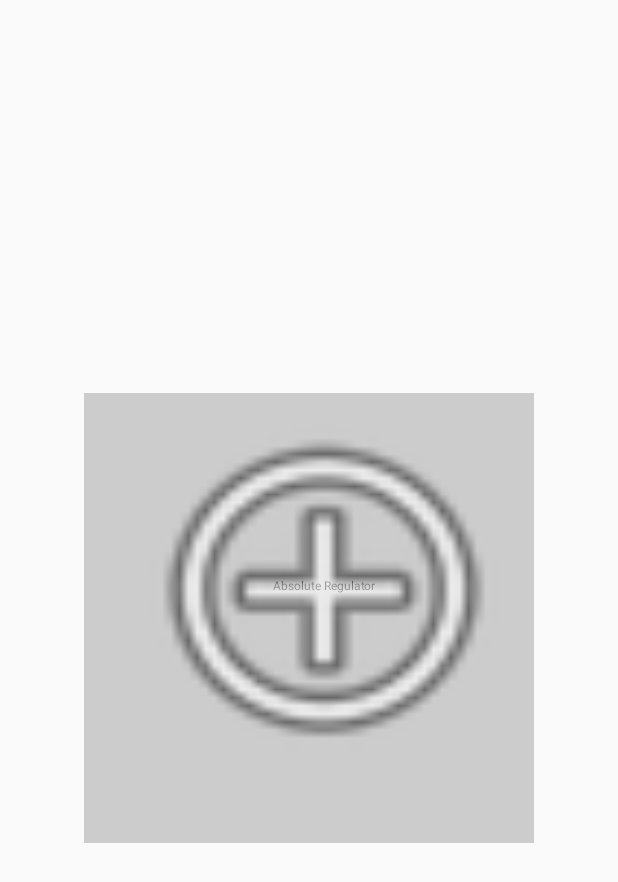
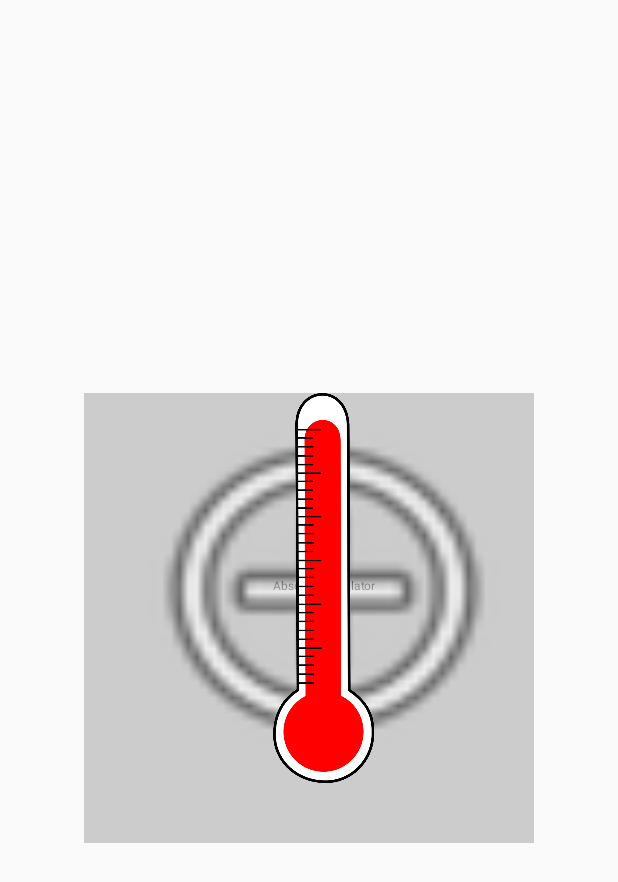
Before and after one commit to fRandOmizer/DISII-Project, an Android app: the layout sample_absolute_regulator_view.xml on its own in the app's theme, with its tools: preview values and no code run, on a phone screen of 412 x 824 dp. Shown: the top 882 px of the screen. Run offline under Robolectric (Android 15) with nearby library versions, the phone set to English and light mode, and no system bars.

Commit message:
AbsoluteRegulatorView: Added regulator specific attributes and sample images

```diff
--- a/src/AbsoluteRegulatorTestApp/app/src/main/java/com/distopia/absoluteregulatortestapp/AbsoluteRegulatorView.java
+++ b/src/AbsoluteRegulatorTestApp/app/src/main/java/com/distopia/absoluteregulatortestapp/AbsoluteRegulatorView.java
@@ -8,17 +8,36 @@ import android.graphics.Paint;
 import android.graphics.drawable.Drawable;
 import android.text.TextPaint;
 import android.util.AttributeSet;
-import android.view.View;
+import android.widget.ImageView;
+import android.widget.RelativeLayout;
 
 /**
  * TODO: document your custom view class.
+ * TODO: add touch events
+ * TODO: draw current and target values
+ * TODO: add vibration feedback
+ * TODO: add view attributes
+ * TODO: delete default stuff
  */
-public class AbsoluteRegulatorView extends View {
+public class AbsoluteRegulatorView extends RelativeLayout {
+    // default stuff
     private Drawable mExampleDrawable;
 
     private TextPaint mTextPaint;
     private float mTextWidth;
     private float mTextHeight;
+
+    // regulator specific attributes
+
+    // image views which are displayed next to each other
+    private ImageView imageMin;
+    private ImageView imageMax;
+
+    // regulator values
+    private float minValue = 0;
+    private float maxValue = 100;
+    private float currentValue = 25;
+    private float targetValue = 50;
 
     public AbsoluteRegulatorView(Context context) {
         super(context);
@@ -40,17 +59,6 @@ public class AbsoluteRegulatorView extends View {
         final TypedArray a = getContext().obtainStyledAttributes(
                 attrs, R.styleable.AbsoluteRegulatorView, defStyle, 0);
 
-        /*mExampleString = a.getString(
-                R.styleable.AbsoluteRegulatorView_exampleString);
-        mExampleColor = a.getColor(
-                R.styleable.AbsoluteRegulatorView_exampleColor,
-                mExampleColor);
-        // Use getDimensionPixelSize or getDimensionPixelOffset when dealing with
-        // values that should fall on pixel boundaries.
-        mExampleDimension = a.getDimension(
-                R.styleable.AbsoluteRegulatorView_exampleDimension,
-                mExampleDimension);*/
-
         if (a.hasValue(R.styleable.AbsoluteRegulatorView_exampleDrawable)) {
             mExampleDrawable = a.getDrawable(
                     R.styleable.AbsoluteRegulatorView_exampleDrawable);
@@ -63,6 +71,14 @@ public class AbsoluteRegulatorView extends View {
         mTextPaint = new TextPaint();
         mTextPaint.setFlags(Paint.ANTI_ALIAS_FLAG);
         mTextPaint.setTextAlign(Paint.Align.LEFT);
+
+        // add images
+        inflate(getContext(), R.layout.absolute_regulator, this);
+        imageMin = (ImageView) findViewById(R.id.imageMin);
+        imageMin.setImageResource(R.drawable.thermometer_min);
+
+        imageMax = (ImageView) findViewById(R.id.imageMax);
+        imageMax.setImageResource(R.drawable.thermometer_max);
 
         // Update TextPaint and text measurements from attributes
         invalidateTextPaintAndMeasurements();
@@ -103,6 +119,11 @@ public class AbsoluteRegulatorView extends View {
                     paddingLeft + contentWidth, paddingTop + contentHeight);
             mExampleDrawable.draw(canvas);
         }
+
+        // draw lines
+        Paint paint = new Paint();
+        paint.setColor(Color.RED);
+        canvas.drawLine(canvas.getWidth()/2, canvas.getHeight()*currentValue, canvas.getWidth(), canvas.getHeight()*currentValue, paint);
     }
 
     /**
@@ -123,4 +144,54 @@ public class AbsoluteRegulatorView extends View {
     public void setExampleDrawable(Drawable exampleDrawable) {
         mExampleDrawable = exampleDrawable;
     }
+
+    // getter and setter
+    public float getMinValue() {
+        return minValue;
+    }
+
+    public void setMinValue(float minValue) {
+        this.minValue = minValue;
+        invalidate();
+        requestLayout();
+    }
+
+    public float getMaxValue() {
+        return maxValue;
+    }
+
+    public void setMaxValue(float maxValue) {
+        this.maxValue = maxValue;
+        invalidate();
+        requestLayout();
+    }
+
+    public float getCurrentValue() {
+        return currentValue;
+    }
+
+    public void setCurrentValue(float currentValue) {
+        if (currentValue < minValue) {
+            this.currentValue = minValue;
+        } else if (currentValue > maxValue) {
+            this.currentValue = maxValue;
+        } else {
+            this.currentValue = currentValue;
+        }
+        invalidate();
+    }
+
+    public float getTargetValue() {
+        return targetValue;
+    }
+
+    public void setTargetValue(float targetValue) {
+        if (targetValue < minValue) {
+            this.targetValue = minValue;
+        } else if (targetValue > maxValue) {
+            this.targetValue = maxValue;
+        } else {
+            this.targetValue = targetValue;
+        }
+    }
 }
--- /dev/null
+++ b/src/AbsoluteRegulatorTestApp/app/src/main/res/layout/absolute_regulator.xml
@@ -0,0 +1,18 @@
+<?xml version="1.0" encoding="utf-8"?>
+<RelativeLayout xmlns:android="http://schemas.android.com/apk/res/android"
+    android:layout_width="match_parent" android:layout_height="match_parent">
+
+    <ImageView
+        android:id="@+id/imageMin"
+        android:layout_width="match_parent"
+        android:layout_height="match_parent"
+        android:adjustViewBounds="false" />/>
+
+    <ImageView
+        android:id="@+id/imageMax"
+        android:layout_width="match_parent"
+        android:layout_height="match_parent"
+        android:adjustViewBounds="false" />
+
+
+</RelativeLayout>
```
Also changed, not shown: src/AbsoluteRegulatorTestApp/app/src/main/res/layout/activity_main.xml (+3 -15 lines), src/AbsoluteRegulatorTestApp/app/src/main/res/drawable-hdpi/thermometer_max.png (added), src/AbsoluteRegulatorTestApp/app/src/main/res/drawable-hdpi/thermometer_min.png (added).
